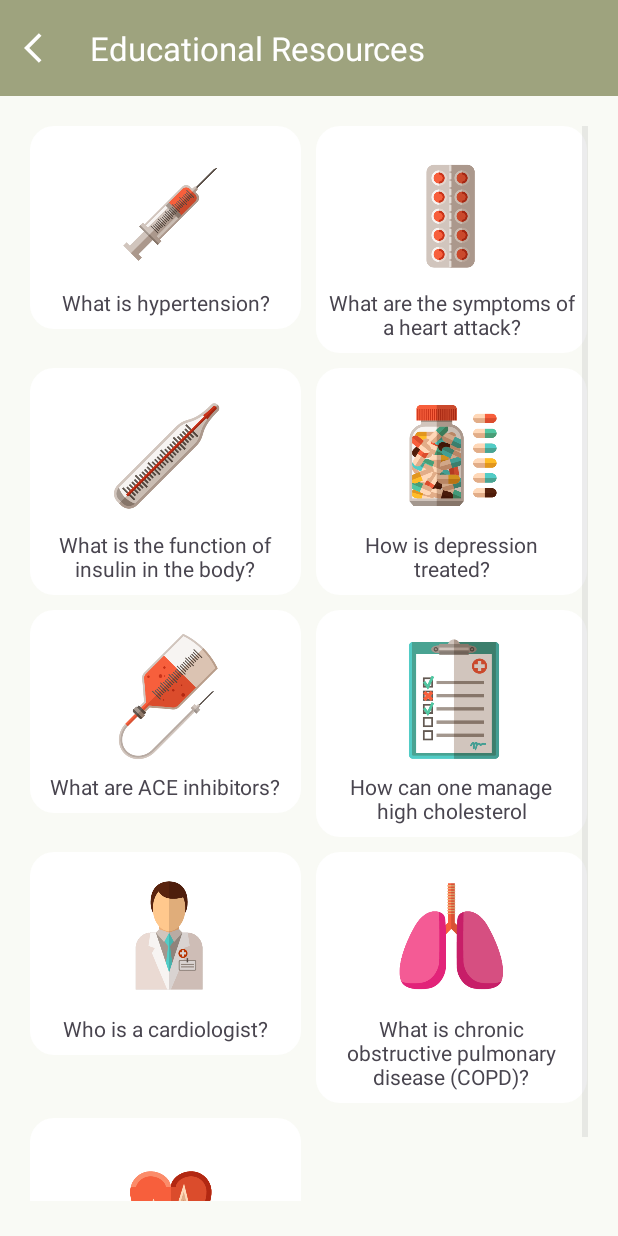
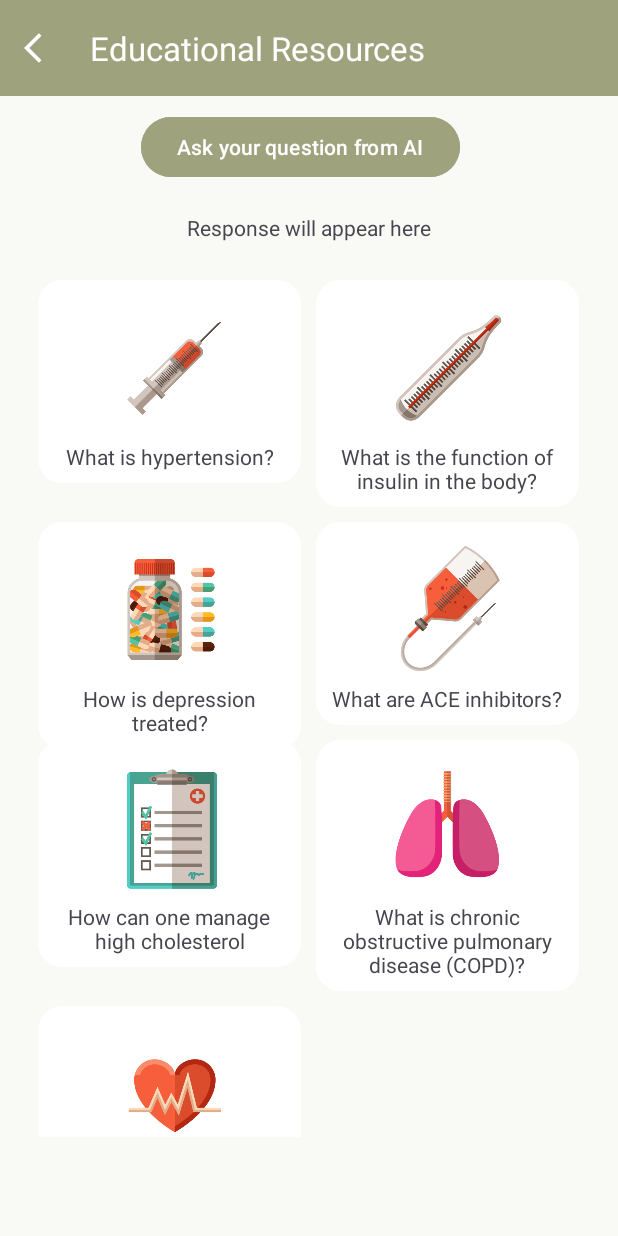
Before and after one commit to kimiyashabani/HealthMate, an Android app: the EducationalActivity screen opened directly, with no data from a screen before it, on a phone screen of 412 x 824 dp. Run offline under Robolectric (Android 15) with nearby library versions, the phone set to English and light mode, and no system bars.

Commit message:
AI response added to the application

```diff
--- a/app/build.gradle.kts
+++ b/app/build.gradle.kts
@@ -69,5 +69,9 @@ dependencies {
     // for heart rate activity
     implementation("com.google.android.material:material:1.9.0")
 
+    // for HTTP requests
+    implementation("com.squareup.retrofit2:retrofit:2.9.0")
+    implementation("com.squareup.retrofit2:converter-gson:2.9.0")
+
 
 }
--- a/app/src/main/AndroidManifest.xml
+++ b/app/src/main/AndroidManifest.xml
@@ -4,6 +4,7 @@
 
     <uses-permission android:name="android.permission.INTERNET" />
     <uses-permission android:name="android.permission.ACCESS_NETWORK_STATE" />
+    <uses-permission android:name="android.permission.RECORD_AUDIO"/>
     <uses-feature android:name="android.permission.SEND_SMS" android:required="false"/>
     <uses-feature android:name="android.permission.CALL_PHONE" android:required="false"/>
     <uses-permission android:name="android.permission.CAMERA" />
--- a/app/src/main/java/com/example/healthmate/EducationalActivity.java
+++ b/app/src/main/java/com/example/healthmate/EducationalActivity.java
@@ -1,28 +1,46 @@
 package com.example.healthmate;
+import android.content.ActivityNotFoundException;
+import android.content.Intent;
 import android.os.Bundle;
 import androidx.appcompat.app.AppCompatActivity;
 import android.widget.GridView;
 import android.widget.ArrayAdapter;
+import android.speech.RecognizerIntent;
+import android.speech.tts.TextToSpeech;
+import java.io.IOException;
+import java.util.ArrayList;
 import java.util.HashMap;
 import java.util.Map;
 import com.google.android.material.appbar.MaterialToolbar;
+import android.widget.Button;
+import android.widget.TextView;
+import java.util.Locale;
+import androidx.annotation.Nullable;
+
 
 public class EducationalActivity extends AppCompatActivity {
     private GridView gridView;
+    private static final int REQ_CODE_SPEECH_INPUT = 1000;
+    private TextView airesponse;
+    private Button speakButton;
     protected void onCreate(Bundle savedInstanceState) {
         super.onCreate(savedInstanceState);
         setContentView(R.layout.activity_educational);
 
         gridView = findViewById(R.id.gridView);
+        airesponse = findViewById(R.id.response);
+        speakButton = findViewById(R.id.askquestion);
+
+        speakButton.setOnClickListener(v -> {
+            promptSpeechInput();
+        });
 
         String[] values = new String[] {
                 "What is hypertension?",
-                "What are the symptoms of a heart attack?",
                 "What is the function of insulin in the body?",
                 "How is depression treated?",
                 "What are ACE inhibitors?",
                 "How can one manage high cholesterol",
-                "Who is a cardiologist?",
                 "What is chronic obstructive pulmonary disease (COPD)?",
                 "What is a stress test?"
         };
@@ -31,24 +49,20 @@ public class EducationalActivity extends AppCompatActivity {
         detailedTerms.put("What is hypertension?", "High blood pressure is a common condition that affects the body's arteries. It's also called hypertension. If you have high blood pressure, the force of the blood pushing against the artery walls is consistently too high. The heart has to work harder to pump blood.\n" +
                 "\n" +
                 "Blood pressure is measured in millimeters of mercury (mm Hg). In general, hypertension is a blood pressure reading of 130/80 millimeters of mercury (mm Hg) or higher.");
-        detailedTerms.put("What are the symptoms of a heart attack?", "Symptoms of a heart attack include chest pain, shortness of breath, and pain in the arms, back, neck, or jaw. If you experience these symptoms, seek medical attention immediately.");
         detailedTerms.put("What is the function of insulin in the body?", "Insulin is a hormone that helps regulate blood sugar levels. It allows your body to use glucose for energy and helps keep your blood sugar levels stable.");
         detailedTerms.put("How is depression treated?", "Depression can be treated with therapy, medication, or a combination of both. It is important to seek help from a mental health professional if you are experiencing symptoms of depression.");
         detailedTerms.put("What are ACE inhibitors?", "ACE inhibitors are a type of medication used to treat high blood pressure, heart failure, and other conditions. They work by relaxing blood vessels and reducing the workload on the heart.");
         detailedTerms.put("How can one manage high cholesterol", "High cholesterol can be managed through lifestyle changes such as eating a healthy diet, exercising regularly, and quitting smoking. Medications may also be prescribed to help lower cholesterol levels.");
-        detailedTerms.put("Who is a cardiologist?", "A cardiologist is a doctor who specializes in diagnosing and treating heart conditions. They may perform tests such as EKGs, echocardiograms, and stress tests to evaluate heart health.");
         detailedTerms.put("What is chronic obstructive pulmonary disease (COPD)?", "COPD is a chronic lung disease that makes it difficult to breathe. It includes conditions such as emphysema and chronic bronchitis. COPD is often caused by smoking.");
         detailedTerms.put("What is a stress test?", "A stress test is a test used to evaluate how well your heart functions during physical activity. It involves walking on a treadmill or riding a stationary bike while your heart rate and blood pressure are monitored.");
 
 
         int[] imageIds = new int[] {
                 R.drawable.artboard2,
-                R.drawable.artboard3,
                 R.drawable.artboard7,
                 R.drawable.artboard8,
                 R.drawable.artboard9,
                 R.drawable.artboard10,
-                R.drawable.artboard11,
                 R.drawable.artboard13,
                 R.drawable.artboard17
         };
@@ -60,4 +74,36 @@ public class EducationalActivity extends AppCompatActivity {
         setSupportActionBar(toolbar);
         toolbar.setNavigationOnClickListener(v -> onBackPressed());
     }
+
+    private void promptSpeechInput() {
+        Intent intent = new Intent(RecognizerIntent.ACTION_RECOGNIZE_SPEECH);
+        intent.putExtra(RecognizerIntent.EXTRA_LANGUAGE_MODEL, RecognizerIntent.LANGUAGE_MODEL_FREE_FORM);
+        intent.putExtra(RecognizerIntent.EXTRA_LANGUAGE, Locale.getDefault());
+        intent.putExtra(RecognizerIntent.EXTRA_PROMPT, "Ask your question...");
+
+        try {
+            startActivityForResult(intent, REQ_CODE_SPEECH_INPUT);
+        } catch (ActivityNotFoundException a) {
+            airesponse.setText("Speech not supported");
+        }
+    }
+    @Override
+    protected void onActivityResult(int requestCode, int resultCode, @Nullable Intent data) {
+        super.onActivityResult(requestCode, resultCode, data);
+
+        switch (requestCode) {
+            case REQ_CODE_SPEECH_INPUT: {
+                if (resultCode == RESULT_OK && data != null) {
+                    ArrayList<String> result = data.getStringArrayListExtra(RecognizerIntent.EXTRA_RESULTS);
+                    String question = result.get(0);
+                    //sendQuestionToAPI(question);
+                    makePostRequest(question);
+                }
+                break;
+            }
+        }
+    }
+    private void makePostRequest(String query) {
+        new PostTask(airesponse).execute(query);
+    }
 }
--- a/app/src/main/res/layout/activity_educational.xml
+++ b/app/src/main/res/layout/activity_educational.xml
@@ -13,7 +13,31 @@
         android:theme="@style/ThemeOverlay.MaterialComponents.Dark.ActionBar"
         app:title="Educational Resources"
         app:navigationIcon="@drawable/baseline_arrow_back_ios_24"/>
-
+    <LinearLayout
+        android:layout_width="match_parent"
+        android:layout_height="wrap_content"
+        android:layout_marginTop="10dp"
+        android:gravity="center"
+        android:orientation="vertical"
+        android:layout_below="@+id/topAppBar"
+        android:id="@+id/aiquestion">
+        <Button
+            android:id="@+id/askquestion"
+            android:layout_width="wrap_content"
+            android:layout_height="wrap_content"
+            android:layout_marginRight="5dp"
+            android:backgroundTint="@color/iconTint"
+            android:drawableTint="@color/white"
+            android:text="Ask your question from AI" />
+        <TextView
+            android:id="@+id/response"
+            android:layout_width="wrap_content"
+            android:layout_height="wrap_content"
+            android:layout_below="@id/questions"
+            android:layout_marginTop="20dp"
+            android:layout_centerHorizontal="true"
+            android:text="Response will appear here"/>
+    </LinearLayout>
     <GridView
         android:id="@+id/gridView"
         android:layout_width="match_parent"
@@ -23,22 +47,6 @@
         android:verticalSpacing="10dp"
         android:stretchMode="columnWidth"
         android:gravity="center"
-        android:layout_below="@+id/topAppBar"
-        android:padding="20dp"/>
-    <LinearLayout
-        android:layout_width="match_parent"
-        android:layout_height="wrap_content"
-        android:layout_marginTop="10dp"
-        android:gravity="center"
-        android:orientation="horizontal"
-        android:layout_below="@+id/gridView">
-    <Button
-        android:id="@+id/questions"
-        android:layout_width="wrap_content"
-        android:layout_height="wrap_content"
-        android:layout_marginRight="5dp"
-        android:backgroundTint="@color/iconTint"
-        android:drawableTint="@color/white"
-        android:text="Any more Question?" />
-    </LinearLayout>
+        android:layout_below="@+id/aiquestion"
+        android:padding="25dp"/>
 </RelativeLayout>
```
Also changed, not shown: app/src/main/java/com/example/healthmate/PostTask.java (added, +61 -0 lines).
